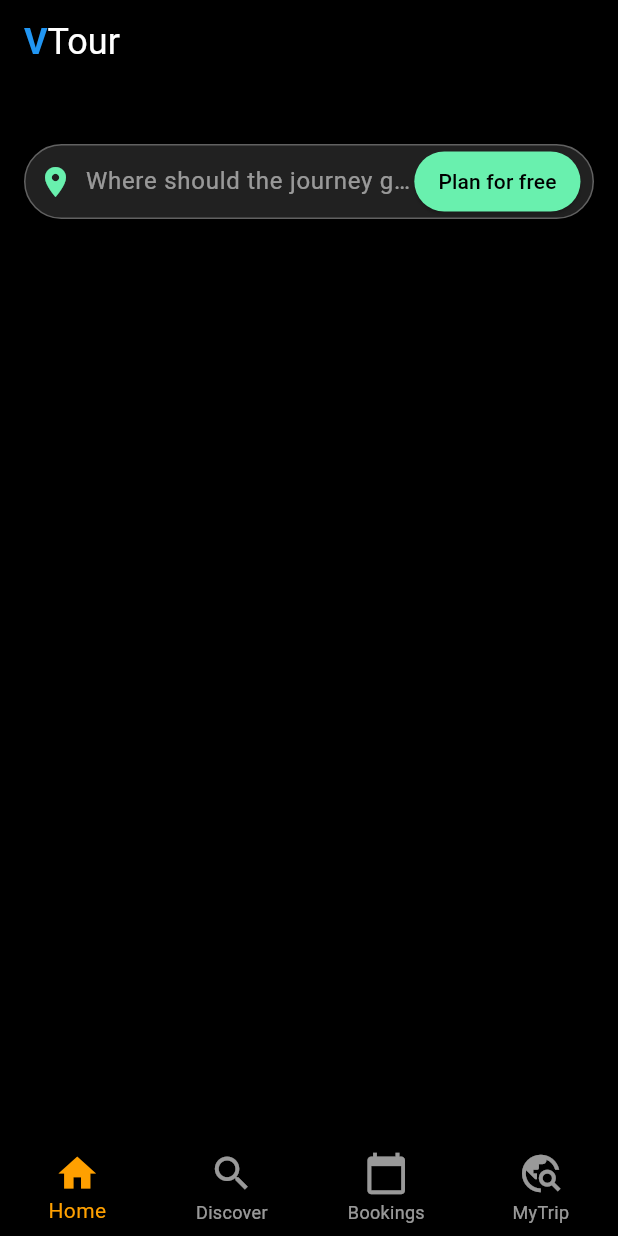
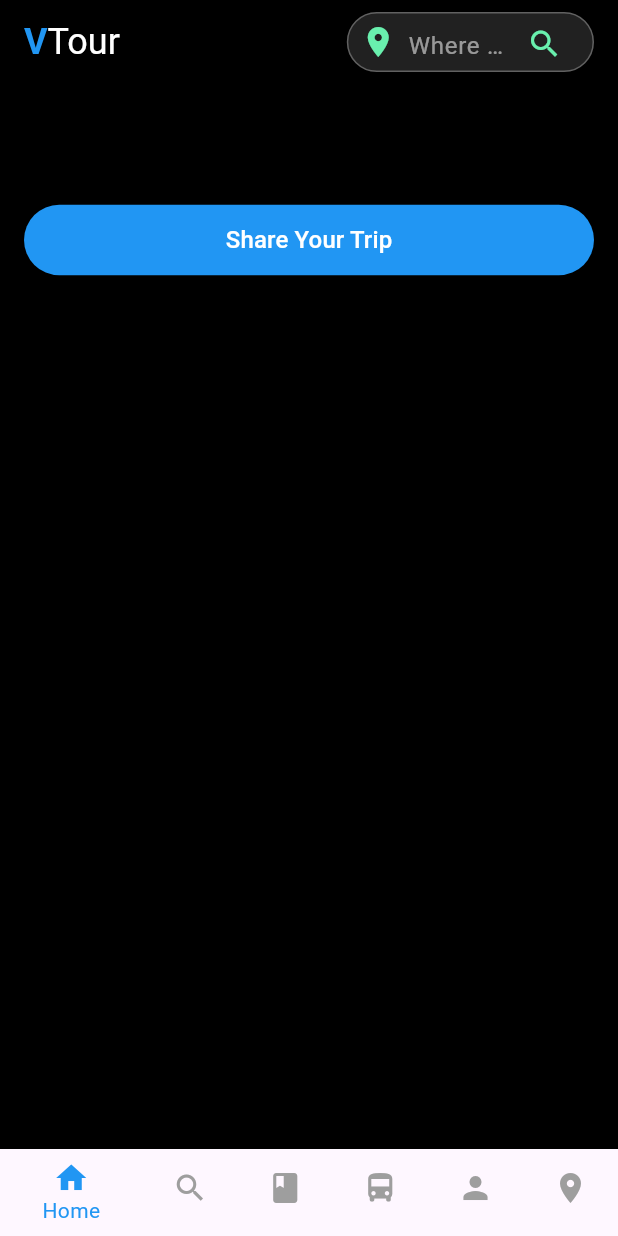
Before and after one commit to harshdalmia/VTOUR, a Flutter app: the screen it shows after launch, on a phone screen of 412 x 824 dp. Run offline on Flutter 3.47's test engine with Material 3 defaults, Android fonts, the phone set to English and light mode, and no system bars.

Commit message:
updated flutter files

```diff
--- a/lib/Screen/home_screen.dart
+++ b/lib/Screen/home_screen.dart
@@ -1,5 +1,6 @@
 import 'package:flutter/material.dart';
-import 'journey_screen.dart';
+import 'package:tripquest/SearchScreen/search_screen.dart';
+import 'package:tripquest/Trip/share_trip_screen.dart'; // Import the new ShareTripScreen
 
 class HomeScreen extends StatelessWidget {
   final TextEditingController _searchController = TextEditingController();
@@ -9,7 +10,11 @@
     return Scaffold(
       backgroundColor: Colors.black,
       appBar: AppBar(
-        title: RichText(
+        backgroundColor: Colors.black,
+        title: Row(
+          mainAxisAlignment: MainAxisAlignment.spaceBetween,
+          children: [
+            RichText(
               text: TextSpan(
                 children: [
                   TextSpan(
@@ -31,20 +36,12 @@
                 ],
               ),
             ),
-        backgroundColor: Colors.black, // Background color of AppBar
-      ),
-      body: Padding(
-        padding: const EdgeInsets.symmetric(horizontal: 16.0),
-        child: Column(
-          mainAxisAlignment: MainAxisAlignment.start,
-          crossAxisAlignment: CrossAxisAlignment.stretch,
-          children: [
-            SizedBox(height: 40), // Space from the top
             Container(
-              height: 50,
+              width: MediaQuery.of(context).size.width * 0.4, // Set the width
+              height: 40,
               padding: const EdgeInsets.symmetric(horizontal: 8.0),
               decoration: BoxDecoration(
-                color: Colors.grey[900], // Background color for the search bar
+                color: Colors.grey[900],
                 borderRadius: BorderRadius.circular(25.0),
                 border: Border.all(color: Colors.grey[700]!),
               ),
@@ -55,36 +52,61 @@
                   Expanded(
                     child: TextField(
                       controller: _searchController,
-                      style: TextStyle(color: Colors.white),
+                      style: TextStyle(color: Colors.black),
                       decoration: InputDecoration(
-                        hintText: 'Where should the journey go?',
+                        hintText: 'Where to?',
                         hintStyle: TextStyle(color: Colors.white54),
                         border: InputBorder.none,
                       ),
                     ),
                   ),
-                  ElevatedButton(
-                    style: ElevatedButton.styleFrom(
-                      backgroundColor: Colors.greenAccent,
-                      shape: RoundedRectangleBorder(
-                        borderRadius: BorderRadius.circular(20.0),
-                      ),
-                      padding: const EdgeInsets.symmetric(horizontal: 16.0),
-                    ),
+                  IconButton(
+                    icon: Icon(Icons.search, color: Colors.greenAccent),
                     onPressed: () {
                       Navigator.push(
                         context,
                         MaterialPageRoute(
-                          builder: (context) => JourneyScreen(),
+                          builder: (context) => SearchScreen(),
                         ),
                       );
                     },
-                    child: Text(
-                      'Plan for free',
-                      style: TextStyle(color: Colors.black),
+                  ),
+                ],
               ),
             ),
           ],
+        ),
+      ),
+      body: Padding(
+        padding: const EdgeInsets.symmetric(horizontal: 16.0),
+        child: Column(
+          mainAxisAlignment: MainAxisAlignment.start,
+          crossAxisAlignment: CrossAxisAlignment.stretch,
+          children: [
+            SizedBox(height: 80), // Adjusted space to lower the button
+            // Share Your Trip Button
+            ElevatedButton(
+              onPressed: () {
+                Navigator.push(
+                  context,
+                  MaterialPageRoute(
+                    builder: (context) => ShareTripScreen(),
+                  ),
+                );
+              },
+              style: ElevatedButton.styleFrom(
+                backgroundColor: Colors.blue,
+                padding: EdgeInsets.symmetric(vertical: 12.0, horizontal: 100.0), // Adjusted size
+                shape: RoundedRectangleBorder(
+                  borderRadius: BorderRadius.circular(30.0), // Rounded corners
+                ),
+              ),
+              child: Text(
+                'Share Your Trip',
+                style: TextStyle(
+                  color: Colors.white,
+                  fontSize: 16, // Slightly smaller font size
+                ),
               ),
             ),
             Expanded(
@@ -96,9 +118,3 @@
     );
   }
 }
-
-void main() {
-  runApp(MaterialApp(
-    home: HomeScreen(),
-  ));
-}
--- a/lib/Screen/journey_screen.dart
+++ b/lib/Screen/journey_screen.dart
@@ -50,7 +50,10 @@
     return Scaffold(
       backgroundColor: Colors.black, // Set dark background
       appBar: AppBar(
-        title: Text('Plan Your Journey'),
+        title: Text(
+          'Plan Your Journey',
+          style: TextStyle(color: Colors.white),
+        ),
         backgroundColor: Colors.black, // Dark app bar
       ),
       body: Padding(
@@ -299,7 +302,9 @@
                 }
               },
               child: Text(
-                currentQuestionIndex == questions.length - 1 ? 'Finish' : 'Next', // Change button text to "Finish" on the last question
+                currentQuestionIndex == questions.length - 1
+                    ? 'Finish'
+                    : 'Next', // Change button text to "Finish" on the last question
                 style: TextStyle(
                   color: Colors.white, // White text
                   fontSize: 16.0,
@@ -328,11 +333,12 @@
   @override
   Widget build(BuildContext context) {
     return Padding(
-
       padding: const EdgeInsets.symmetric(vertical: 8.0),
       child: ElevatedButton(
         style: ElevatedButton.styleFrom(
-          backgroundColor: isSelected ? Colors.grey[800] : Colors.grey[850], // Dark grey shades
+          backgroundColor: isSelected
+              ? Colors.grey[800]
+              : Colors.grey[850], // Dark grey shades
           foregroundColor: Colors.white, // White text
           shape: RoundedRectangleBorder(
             borderRadius: BorderRadius.circular(30.0), // Rounded edges
@@ -364,11 +370,12 @@
   @override
   Widget build(BuildContext context) {
     return Padding(
-
       padding: const EdgeInsets.symmetric(vertical: 8.0),
       child: ElevatedButton(
         style: ElevatedButton.styleFrom(
-          backgroundColor: isSelected ? Colors.grey[800] : Colors.grey[850], // Dark grey shades
+          backgroundColor: isSelected
+              ? Colors.grey[800]
+              : Colors.grey[850], // Dark grey shades
           foregroundColor: Colors.white, // White text
           shape: RoundedRectangleBorder(
             borderRadius: BorderRadius.circular(30.0), // Rounded edges
--- a/lib/main.dart
+++ b/lib/main.dart
@@ -1,26 +1,23 @@
 import 'package:flutter/material.dart';
-import 'navigation_home_screen.dart';
+import 'navigation_home_screen.dart'; // Main navigation screen
 
-void main() => runApp(MyApp());
+void main() {
+  runApp(MyApp());
+}
 
 class MyApp extends StatelessWidget {
   @override
   Widget build(BuildContext context) {
     return MaterialApp(
-      title: 'Navigation Bar Example',
+      title: 'VTour',
       theme: ThemeData(
-        brightness: Brightness.dark,
         primarySwatch: Colors.blue,
-        appBarTheme: AppBarTheme(
-          color: Colors.black,
-        ),
-        bottomNavigationBarTheme: BottomNavigationBarThemeData(
-          backgroundColor: Colors.black87,
-          selectedItemColor: Colors.amber[700],
-          unselectedItemColor: Colors.white60,
-        ),
       ),
-      home: NavigationHomeScreen(), // Nav screen
+      initialRoute: '/',
+      routes: {
+        '/': (context) => NavigationHomeScreen(), // Navigate to home
+        // Add other routes if needed
+      },
     );
   }
 }
--- a/lib/navigation_home_screen.dart
+++ b/lib/navigation_home_screen.dart
@@ -2,7 +2,9 @@
 import 'Screen/home_screen.dart';
 import 'Screen/Discover_screen.dart';
 import 'Screen/Bookings_screen.dart';
+import 'Screen/journey_screen.dart';
 import 'Screen/profile_screen.dart';
+import 'VitaRoundScreen.dart'; // Add VitaRoundScreen for navigation
 
 class NavigationHomeScreen extends StatefulWidget {
   @override
@@ -12,66 +14,42 @@
 class _NavigationHomeScreenState extends State<NavigationHomeScreen> {
   int _selectedIndex = 0;
 
-  // Define a list of widget screens for navigation
-  final List<Widget> _screens = [
+  static List<Widget> _widgetOptions = <Widget>[
     HomeScreen(),
     Discoverscreen(),
     BookingsScreen(),
+    JourneyScreen(),
     ProfileScreen(),
+    VitaRoundScreen(), // Add VitaRoundScreen
   ];
 
-  // Function to handle on-tap of bottom navigation items
   void _onItemTapped(int index) {
     setState(() {
-      _selectedIndex = index; // Update the selected index
+      _selectedIndex = index;
     });
   }
 
   @override
   Widget build(BuildContext context) {
     return Scaffold(
-      body: IndexedStack(
-        index: _selectedIndex,
-        children: _screens, // Show the selected screen without rebuilding others
+      backgroundColor: Colors.black,
+      body: Center(
+        child: _widgetOptions.elementAt(_selectedIndex),
       ),
-      bottomNavigationBar: Container(
-        decoration: BoxDecoration(
-          color: Colors.black87,
-          boxShadow: [
-            BoxShadow(
-              color: Colors.black54,
-              blurRadius: 8.0,
-              offset: Offset(0, -2),
-            ),
-          ],
-        ),
-        child: BottomNavigationBar(
-          currentIndex: _selectedIndex,
-          onTap: _onItemTapped,
-          type: BottomNavigationBarType.fixed,
-          backgroundColor: Colors.black87,
-          selectedItemColor: Colors.amber[700],
-          unselectedItemColor: Colors.white60,
-          elevation: 0,
-          items: <BottomNavigationBarItem>[
-            BottomNavigationBarItem(
-              icon: Icon(Icons.home, size: 30),
-              label: 'Home',
-            ),
-            BottomNavigationBarItem(
-              icon: Icon(Icons.search, size: 30),
-              label: 'Discover',
-            ),
-            BottomNavigationBarItem(
-              icon: Icon(Icons.calendar_today, size: 30),
-              label: 'Bookings',
-            ),
-            BottomNavigationBarItem(
-              icon: Icon(Icons.travel_explore, size: 30),
-              label: 'MyTrip',
-            ),
-          ],
-        ),
+      bottomNavigationBar: BottomNavigationBar(
+        backgroundColor: Colors.black, // Set background color to black
+        selectedItemColor: Colors.blue, // Color for selected item
+        unselectedItemColor: Colors.grey, // Color for unselected items
+        items: const <BottomNavigationBarItem>[
+          BottomNavigationBarItem(icon: Icon(Icons.home), label: 'Home'),
+          BottomNavigationBarItem(icon: Icon(Icons.search), label: 'Discover'),
+          BottomNavigationBarItem(icon: Icon(Icons.book), label: 'Bookings'),
+          BottomNavigationBarItem(icon: Icon(Icons.directions_bus), label: 'Journey'),
+          BottomNavigationBarItem(icon: Icon(Icons.person), label: 'Profile'),
+          BottomNavigationBarItem(icon: Icon(Icons.place), label: 'Around VIT'), // VitaRoundScreen
+        ],
+        currentIndex: _selectedIndex,
+        onTap: _onItemTapped,
       ),
     );
   }
```
Also changed, not shown: lib/RestaurantDetailScreen.dart (added, +33 -0 lines), lib/Screen/Bookings_screen.dart (+8 -2 lines), lib/Screen/Discover_screen.dart (+11 -2 lines), lib/Screen/profile_screen.dart (+8 -2 lines), lib/SearchScreen/search_screen.dart (added, +89 -0 lines), lib/Trip/share_trip_screen.dart (added, +57 -0 lines), lib/VitaRoundScreen.dart (added, +208 -0 lines), lib/location_data.dart (added, +56 -0 lines). Lines whose indentation alone changed are shown as unchanged.
